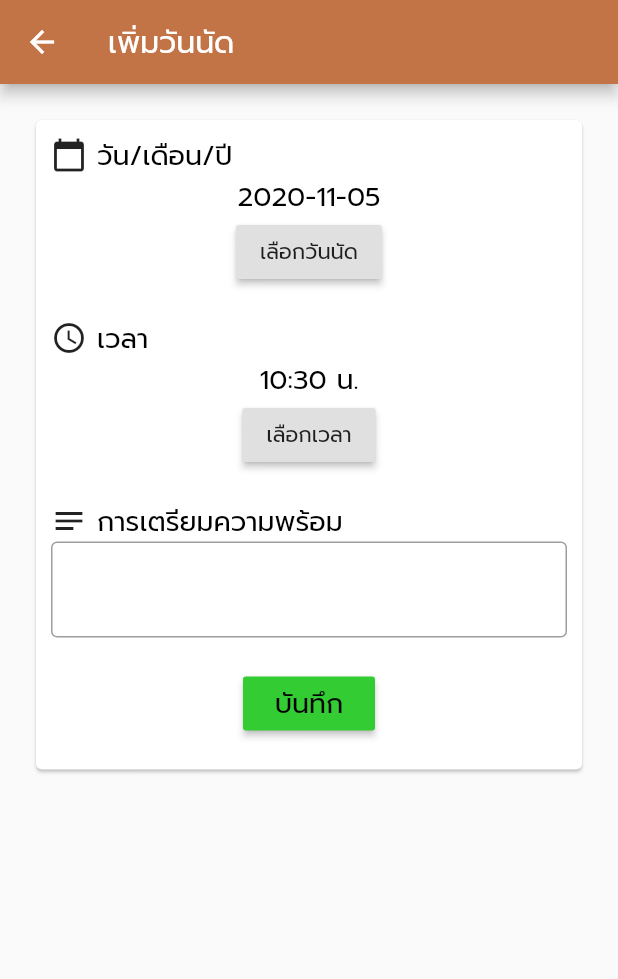
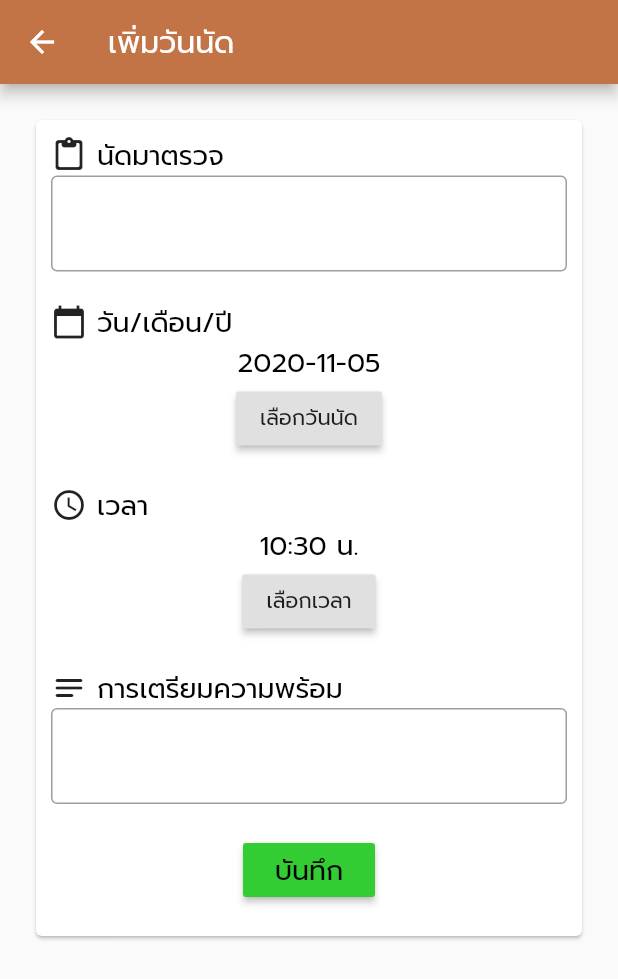
Before and after one commit to LaCare-KMUTT/AbdoCare, a Flutter app: the AppointPage screen opened by its route, after a tap on "19 กันยายน 2563", after a tap on the "add" icon, on a phone screen of 412 x 824 dp. Shown: the top 979 px of the screen. Run offline on Flutter 3.47's test engine with Material 2 defaults, Android fonts, the phone set to English and light mode, and no system bars; our stand-ins replace bubble, rflutter_alert; missing offline and left inert: flutter_dialogflow.

Commit message:
Add textfield for the topic of the appointment.

```diff
--- a/lib/pages/Appointment.dart
+++ b/lib/pages/Appointment.dart
@@ -180,6 +180,25 @@ class _addappointState extends State<addappoint> {
                       children: [
                         Row(
                           children: [
+                            Icon(Icons.paste_rounded),
+                            Text(
+                              ' นัดมาตรวจ',
+                              style: Theme.of(context).textTheme.bodyText1,
+                            ),
+                          ],
+                        ),
+                        Padding(
+                          padding: const EdgeInsets.only(bottom: 20),
+                          child: TextFormField(
+                            autofocus: false,
+                            decoration: InputDecoration(
+                              border: OutlineInputBorder(),
+                            ),
+                            onTap: () {},
+                          ),
+                        ),
+                        Row(
+                          children: [
                             Icon(Icons.calendar_today),
                             Text(
                               ' วัน/เดือน/ปี',
@@ -228,7 +247,7 @@ class _addappointState extends State<addappoint> {
                         ),
                         Row(
                           children: [
-                            Icon(Icons.notes),
+                            Icon(Icons.notes_rounded),
                             Text(
                               ' การเตรียมความพร้อม',
                               style: Theme.of(context).textTheme.bodyText1,
```
